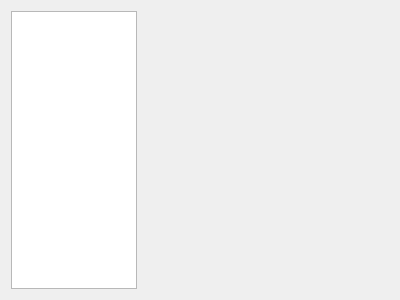
azazo1/campus-bot, file src/gui/plugin_page.ui: the form before one commit.
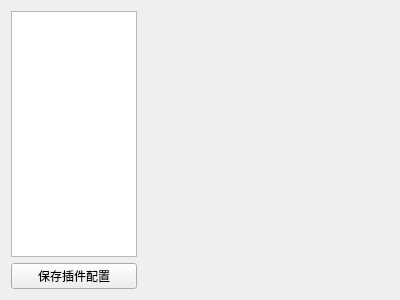
The form after the commit.

Commit message: ui: 插件配置编辑页面框架

What changed in the file:
```diff
--- a/src/gui/plugin_page.ui
+++ b/src/gui/plugin_page.ui
@@ -15,6 +15,8 @@
   </property>
   <layout class="QHBoxLayout" name="horizontalLayout" stretch="1,2">
    <item>
+    <layout class="QVBoxLayout" name="vl">
+     <item>
     <widget class="QListView" name="pluginNameList">
      <property name="maximumSize">
       <size>
@@ -26,6 +28,15 @@
       <set>QAbstractItemView::EditTrigger::NoEditTriggers</set>
      </property>
     </widget>
+     </item>
+     <item>
+      <widget class="QPushButton" name="saveConfigBtn">
+       <property name="text">
+        <string>保存插件配置</string>
+       </property>
+      </widget>
+     </item>
+    </layout>
    </item>
    <item>
     <layout class="QVBoxLayout" name="pluginConfigContent"/>
```
Lines whose indentation alone changed are shown as unchanged. The commit also changes 3 other files.
